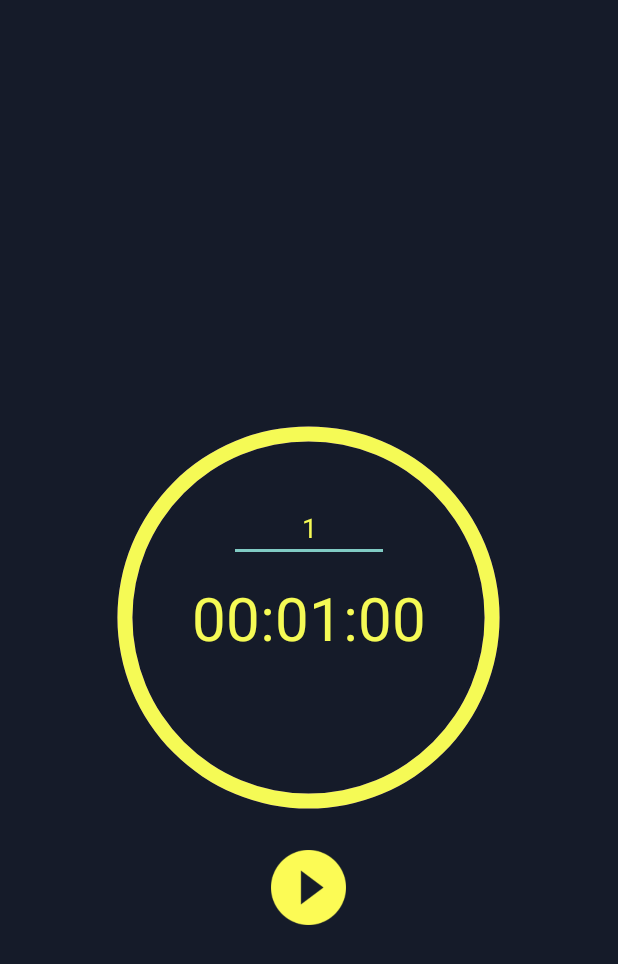
After one commit to sooheekim96/Oorstory_application, an Android app: the TimerActivity screen opened directly, with no data from a screen before it, on a phone screen of 412 x 824 dp. The commit adds this screen. Shown: the top 964 px of the screen. Run offline under Robolectric (Android 15) with nearby library versions, the phone set to English and light mode, and no system bars.

Commit message:
Timer Activity를 Story Acivity로 연결하기

```diff
--- a/app/src/main/java/com/example/oorstory/MapActivity.java
+++ b/app/src/main/java/com/example/oorstory/MapActivity.java
@@ -6,8 +6,10 @@ import android.location.Geocoder;
 import android.os.Bundle;
 import android.util.Log;
 import android.view.View;
+import android.widget.EditText;
 import android.widget.ImageButton;
 import android.widget.ImageView;
+import android.widget.ProgressBar;
 import android.widget.TextView;
 import android.widget.Toast;
 import com.google.android.gms.location.FusedLocationProviderClient;
--- /dev/null
+++ b/app/src/main/java/com/example/oorstory/TimerActivity.java
@@ -0,0 +1,272 @@
+package com.example.oorstory;
+
+import android.annotation.SuppressLint;
+
+import android.graphics.Bitmap;
+import android.graphics.BitmapFactory;
+import android.os.Bundle;
+import android.os.CountDownTimer;
+import android.support.v4.media.session.MediaSessionCompat;
+import android.view.View;
+import android.widget.EditText;
+import android.widget.ImageView;
+import android.widget.ProgressBar;
+import android.widget.TextView;
+import android.widget.Toast;
+
+
+import androidx.appcompat.app.AppCompatActivity;
+
+import androidx.core.app.NotificationCompat;
+import androidx.core.app.NotificationManagerCompat;
+
+import java.util.concurrent.TimeUnit;
+
+//import static com.example.Notification.CHANNEL_1_ID;
+
+public class TimerActivity extends AppCompatActivity implements View.OnClickListener {
+    private NotificationCompat.Builder notification;
+    private NotificationManagerCompat notificationManager;
+    private EditText editTextTitle;
+    private EditText editTextMessage;
+    private MediaSessionCompat mediaSession;
+
+    private long timeCountInMilliSeconds = 60000;
+
+    private enum TimerStatus {
+        STARTED,
+        STOPPED
+    }
+
+    private TimerStatus timerStatus = TimerStatus.STOPPED;
+
+    private ProgressBar progressBarCircle;
+    private EditText editTextMinute;
+    private TextView textViewTime;
+    private ImageView imageViewReset;
+    private ImageView imageViewStartStop;
+    private CountDownTimer countDownTimer;
+    private String message;
+
+
+    @Override
+    protected void onCreate(Bundle savedInstanceState) {
+        super.onCreate(savedInstanceState);
+        setContentView(R.layout.activity_timer);
+
+        notificationManager = NotificationManagerCompat.from(this);
+
+        mediaSession = new MediaSessionCompat(this, "tag");
+
+        // method call to initialize the views
+        initViews();
+        // method call to initialize the listeners
+        initListeners();
+    }
+
+    /**
+     * method to initialize the views
+     */
+    private void initViews() {
+        progressBarCircle = (ProgressBar) findViewById(R.id.progressBarCircle);
+        editTextMinute = (EditText) findViewById(R.id.editTextMinute);
+        textViewTime = (TextView) findViewById(R.id.textViewTime);
+        imageViewReset = (ImageView) findViewById(R.id.imageViewReset);
+        imageViewStartStop = (ImageView) findViewById(R.id.imageViewStartStop);
+    }
+
+    /**
+     * method to initialize the click listeners
+     */
+    private void initListeners() {
+        imageViewReset.setOnClickListener(this);
+        imageViewStartStop.setOnClickListener(this);
+    }
+
+    /**
+     * implemented method to listen clicks
+     *
+     * @param view
+     */
+    @Override
+    public void onClick(View view) {
+        switch (view.getId()) {
+            case R.id.imageViewReset:
+                reset();
+                break;
+            case R.id.imageViewStartStop:
+                startStop(view);
+                break;
+        }
+    }
+
+    /*public void sendOnChannel1(View view){
+        String title = "title";
+
+        Bitmap artwork = BitmapFactory.decodeResource(getResources(), R.drawable.fire);
+        int time = Integer.parseInt(editTextMinute.getText().toString().trim());
+        message = hmsTimeFormatter(time * 60 * 1000);
+
+        notification = new NotificationCompat.Builder(this, CHANNEL_1_ID)
+                .setSmallIcon(R.drawable.ic_timer)
+                .setWhen(System.currentTimeMillis())
+                .setShowWhen(true)
+                .setOngoing(true)
+                .setContentTitle(title)
+                .setContentText((message))
+                .setLargeIcon(artwork)
+                .setOnlyAlertOnce(true)
+                .setPriority(NotificationCompat.PRIORITY_HIGH)
+                .setCategory(NotificationCompat.CATEGORY_MESSAGE);
+
+        notificationManager.notify(1, notification.build());
+    }*/
+
+    /**
+     * method to reset count down timer
+     */
+    private void reset() {
+        stopCountDownTimer();
+        startCountDownTimer();
+    }
+
+
+    /**
+     * method to start and stop count down timer
+     */
+    private void startStop(View view) {
+        if (timerStatus == TimerStatus.STOPPED) {
+
+            // call to initialize the timer values
+            setTimerValues();
+            // call to initialize the progress bar values
+            setProgressBarValues();
+            // showing the reset icon
+            imageViewReset.setVisibility(View.VISIBLE);
+            // changing play icon to stop icon
+            imageViewStartStop.setImageResource(R.drawable.icon_stop);
+            // making edit text not editable
+            editTextMinute.setEnabled(false);
+            // changing the timer status to started
+            timerStatus = TimerStatus.STARTED;
+            // call notification bar
+            //sendOnChannel1(view);
+            // call to start the count down timer
+            startCountDownTimer();
+
+        } else {
+
+            // hiding the reset icon
+            imageViewReset.setVisibility(View.GONE);
+            // changing stop icon to start icon
+            imageViewStartStop.setImageResource(R.drawable.icon_start);
+            // making edit text editable
+            editTextMinute.setEnabled(true);
+            // changing the timer status to stopped
+            timerStatus = TimerStatus.STOPPED;
+            stopCountDownTimer();
+
+        }
+
+    }
+
+    /**
+     * method to initialize the values for count down timer
+     */
+    private void setTimerValues() {
+        int time = 0;
+        if (!editTextMinute.getText().toString().isEmpty()) {
+            // fetching value from edit text and type cast to integer
+            time = Integer.parseInt(editTextMinute.getText().toString().trim());
+        } else {
+            // toast message to fill edit text
+            Toast.makeText(getApplicationContext(), getString(R.string.message_minutes), Toast.LENGTH_LONG).show();
+        }
+        // assigning values after converting to milliseconds
+        timeCountInMilliSeconds = time * 60 * 1000;
+    }
+
+    /**
+     * method to start count down timer
+     */
+    private void startCountDownTimer() {
+
+        countDownTimer = new CountDownTimer(timeCountInMilliSeconds, 1000) {
+            @Override
+            public void onTick(long millisUntilFinished) {
+
+                textViewTime.setText(hmsTimeFormatter(millisUntilFinished));
+                progressBarCircle.setProgress((int) (millisUntilFinished / 1000));
+                message = hmsTimeFormatter(millisUntilFinished);
+
+                //notify every seconds (Isn't there another way to solve the problem?
+                notification.setContentText(message);
+                notificationManager.notify(1, notification.build());
+
+            }
+
+
+            @Override
+            public void onFinish() {
+
+                textViewTime.setText(hmsTimeFormatter(timeCountInMilliSeconds));
+                // call to initialize the progress bar values
+                setProgressBarValues();
+                // hiding the reset icon
+                imageViewReset.setVisibility(View.GONE);
+                // changing stop icon to start icon
+                imageViewStartStop.setImageResource(R.drawable.icon_start);
+                // making edit text editable
+                editTextMinute.setEnabled(true);
+                // changing the timer status to stopped
+                timerStatus = TimerStatus.STOPPED;
+
+                notification.setOngoing(false)
+                        .setContentText("TimeOut!");
+                notificationManager.notify(1, notification.build());
+            }
+
+        }.start();
+        countDownTimer.start();
+    }
+
+    /**
+     * method to stop count down timer
+     */
+    private void stopCountDownTimer() {
+
+        countDownTimer.cancel();
+        notification.setOngoing(false);
+        notificationManager.notify(1, notification.build());
+
+    }
+
+    /* method to set circular progress bar values
+    /**
+     */
+    private void setProgressBarValues() {
+
+        progressBarCircle.setMax((int) timeCountInMilliSeconds / 1000);
+        progressBarCircle.setProgress((int) timeCountInMilliSeconds / 1000);
+    }
+
+
+    /**
+     * method to convert millisecond to time format
+     *
+     * @param milliSeconds
+     * @return HH:mm:ss time formatted string
+     */
+    @SuppressLint("DefaultLocale")
+
+
+    private String hmsTimeFormatter(long milliSeconds) {
+
+        return String.format("%02d:%02d:%02d",
+                TimeUnit.MILLISECONDS.toHours(milliSeconds),
+                TimeUnit.MILLISECONDS.toMinutes(milliSeconds) - TimeUnit.HOURS.toMinutes(TimeUnit.MILLISECONDS.toHours(milliSeconds)),
+                TimeUnit.MILLISECONDS.toSeconds(milliSeconds) - TimeUnit.MINUTES.toSeconds(TimeUnit.MILLISECONDS.toMinutes(milliSeconds)));
+    }
+
+
+}
--- /dev/null
+++ b/app/src/main/res/drawable-v24/drawable_circle_dark_blue.xml
@@ -0,0 +1,8 @@
+<?xml version="1.0" encoding="utf-8"?>
+<shape xmlns:android="http://schemas.android.com/apk/res/android"
+    android:innerRadiusRatio="2.3"
+    android:shape="ring"
+    android:thickness="10dp"
+    android:useLevel="false">
+    <solid android:color="@color/colorPrimaryDark" />
+</shape>
--- /dev/null
+++ b/app/src/main/res/drawable-v24/drawable_circle_yellow.xml
@@ -0,0 +1,8 @@
+<?xml version="1.0" encoding="utf-8"?>
+<shape xmlns:android="http://schemas.android.com/apk/res/android"
+    android:innerRadiusRatio="2.3"
+    android:shape="ring"
+    android:thickness="10dp"
+    android:useLevel="true">
+    <solid android:color="@color/colorYellow" />
+</shape>
--- /dev/null
+++ b/app/src/main/res/drawable/ic_timer.xml
@@ -0,0 +1,10 @@
+<vector xmlns:android="http://schemas.android.com/apk/res/android"
+    android:width="24dp"
+    android:height="24dp"
+    android:viewportWidth="24"
+    android:viewportHeight="24"
+    android:tint="?attr/colorControlNormal">
+  <path
+      android:fillColor="@android:color/white"
+      android:pathData="M15,1L9,1v2h6L15,1zM11,14h2L13,8h-2v6zM19.03,7.39l1.42,-1.42c-0.43,-0.51 -0.9,-0.99 -1.41,-1.41l-1.42,1.42C16.07,4.74 14.12,4 12,4c-4.97,0 -9,4.03 -9,9s4.02,9 9,9 9,-4.03 9,-9c0,-2.12 -0.74,-4.07 -1.97,-5.61zM12,20c-3.87,0 -7,-3.13 -7,-7s3.13,-7 7,-7 7,3.13 7,7 -3.13,7 -7,7z"/>
+</vector>
--- a/app/src/main/res/layout/activity_map.xml
+++ b/app/src/main/res/layout/activity_map.xml
@@ -63,7 +63,7 @@
 
                 <TextView
                     android:id="@+id/title_story_map"
-                    android:layout_width="match_parent"
+                    android:layout_width="365dp"
                     android:layout_height="match_parent"
                     android:layout_marginRight="10dp"
                     android:layout_weight="9"
@@ -79,7 +79,7 @@
             </LinearLayout>
 
             <View
-                android:layout_width="match_parent"
+                android:layout_width="198dp"
                 android:layout_height="0dp"
                 android:layout_weight="2.5" />
 
@@ -159,7 +159,9 @@
                     android:textColor="#000" />
 
             </LinearLayout>
+
         </LinearLayout>
+
     </RelativeLayout>
 
 </androidx.constraintlayout.widget.ConstraintLayout>
--- a/app/src/main/res/layout/activity_story.xml
+++ b/app/src/main/res/layout/activity_story.xml
@@ -199,6 +199,7 @@
             </androidx.cardview.widget.CardView>
 
             <Button
+                android:id="@+id/gamestart"
                 android:layout_width="match_parent"
                 android:layout_height="50dp"
                 android:layout_marginLeft="10dp"
--- /dev/null
+++ b/app/src/main/res/layout/activity_timer.xml
@@ -0,0 +1,70 @@
+<?xml version="1.0" encoding="utf-8"?>
+<RelativeLayout xmlns:android="http://schemas.android.com/apk/res/android"
+    android:id="@+id/activity_main"
+    android:layout_width="match_parent"
+    android:layout_height="match_parent"
+    android:background="@color/colorBackground"
+    >
+
+    <ProgressBar
+        android:id="@+id/progressBarCircle"
+        style="?android:attr/progressBarStyleHorizontal"
+        android:layout_width="270dp"
+        android:layout_height="270dp"
+        android:layout_centerInParent="true"
+        android:background="@drawable/drawable_circle_dark_blue"
+        android:indeterminate="false"
+        android:max="100"
+        android:progress="100"
+        android:progressDrawable="@drawable/drawable_circle_yellow"
+        android:rotation="-90" />
+
+    <EditText
+        android:id="@+id/editTextMinute"
+        android:layout_width="wrap_content"
+        android:layout_height="wrap_content"
+        android:layout_above="@+id/textViewTime"
+        android:layout_centerHorizontal="true"
+        android:layout_marginBottom="10dp"
+        android:gravity="center"
+        android:hint="@string/hint_minute"
+        android:inputType="number"
+        android:maxLength="15"
+        android:maxLines="1"
+        android:minEms="5"
+        android:text="1"
+        android:textColor="@color/colorYellow"
+        android:textColorHint="@color/colorYellow"
+        android:autofillHints="1" />
+
+    <TextView
+        android:id="@+id/textViewTime"
+        android:layout_width="wrap_content"
+        android:layout_height="wrap_content"
+        android:layout_centerInParent="true"
+        android:text="00:01:00"
+        android:textColor="@color/colorYellow"
+        android:textSize="40sp" />
+
+    <ImageView
+        android:id="@+id/imageViewReset"
+        android:layout_width="30dp"
+        android:layout_height="30dp"
+        android:layout_below="@+id/textViewTime"
+        android:layout_centerInParent="true"
+        android:layout_marginTop="30dp"
+        android:src="@drawable/icon_reset"
+        android:visibility="gone"
+        android:contentDescription="gone" />
+
+    <ImageView
+        android:id="@+id/imageViewStartStop"
+        android:layout_width="50dp"
+        android:layout_height="50dp"
+        android:layout_below="@+id/progressBarCircle"
+        android:layout_centerHorizontal="true"
+        android:layout_marginTop="20dp"
+        android:contentDescription="start"
+        android:src="@drawable/icon_start" />
+
+</RelativeLayout>
--- a/app/src/main/res/values/colors.xml
+++ b/app/src/main/res/values/colors.xml
@@ -5,5 +5,7 @@
     <color name="colorAccent">#03DAC5</color>
     <color name="colorCategoryClick">#79A5B5</color>
     <color name="colorCategoryNonClick">#FFF</color>
+    <color name="colorBackground">#151B29</color>
+    <color name="colorYellow">#F5FA55</color>
 
 </resources>
--- a/app/src/main/res/values/strings.xml
+++ b/app/src/main/res/values/strings.xml
@@ -1,3 +1,5 @@
 <resources>
     <string name="app_name">OorStory</string>
+    <string name="hint_minute">Minute</string>
+    <string name="message_minutes">Please Enter Minutes...</string>
 </resources>
```
Also changed, not shown: app/src/main/AndroidManifest.xml (+24 -12 lines), app/src/main/java/com/example/oorstory/StoryActivity.java (+15 -0 lines), app/src/main/res/drawable-v24/fire.png (added), app/src/main/res/drawable/icon_reset.png (added), app/src/main/res/drawable/icon_start.png (added), app/src/main/res/drawable/icon_stop.png (added).
